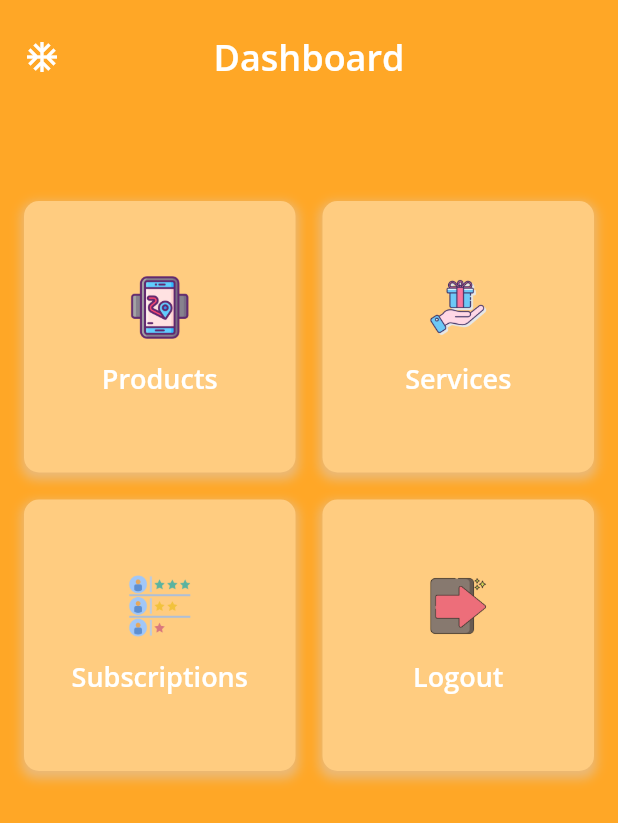
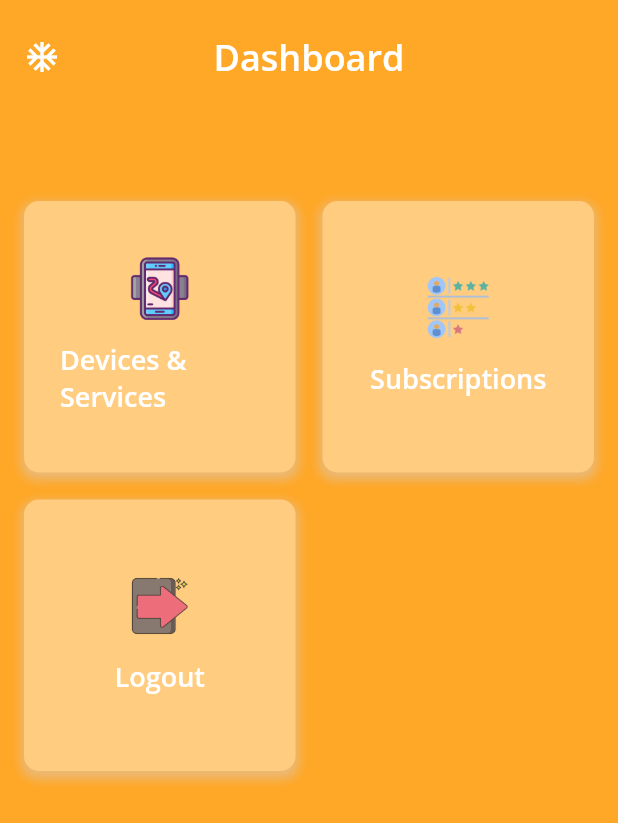
Before and after one commit to FlutterGardeo/flutter_client, a Flutter app: the UserPortal screen opened directly, on a phone screen of 412 x 824 dp. Shown: the top 823 px of the screen. Run offline on Flutter 3.47's test engine with Material 2 defaults, Android fonts, the phone set to English and light mode, and no system bars; our stand-ins replace dio, flutter_dotenv, google_fonts, shared_preferences; missing offline and left inert: flutter_appauth; accounts and stored records are empty; network calls fail.

Commit message:
feat: added devices and services redirection

```diff
--- a/lib/main.dart
+++ b/lib/main.dart
@@ -1,4 +1,5 @@
 import 'package:flutter/material.dart';
+import 'package:flutter_client/screens/devices_services_screen.dart';
 import 'package:provider/provider.dart';
 
 import 'package:flutter_client/services/auth_service.dart';
@@ -32,6 +33,7 @@ class KFoneClient extends StatelessWidget {
         initialRoute: '/',
         routes: {
           '/': (context) => LoginScreen(),
+          '/devices-and-services': (context) => DevicesAndServices(),
           '/user': (context) => Consumer<AuthProvider>(
                 builder: (context, auth, _) {
                   if (auth.isAuthenticated) {
--- a/lib/screens/admin_portal_screen.dart
+++ b/lib/screens/admin_portal_screen.dart
@@ -5,6 +5,8 @@ import 'package:flutter_client/models/option.dart';
 import 'package:flutter_client/widgets/dashboard.dart';
 import 'package:flutter_client/services/auth_service.dart';
 import 'package:provider/provider.dart';
+
+import 'devices_services_screen.dart';
 
 class AdminPortal extends StatefulWidget {
   @override
@@ -68,10 +70,10 @@ class _AdminPortalState extends State<AdminPortal> {
                       },
                     ),
                     Option(
-                      title: "Products",
+                      title: "Devices & Services",
                       img: "assets/products.png",
                       action: () {
-                        print("Inside Products");
+                        Navigator.pushNamed(context, DevicesAndServices.routeName);
                       },
                     ),
                     Option(
--- a/lib/views/splash.dart
+++ b/lib/screens/splash.dart
@@ -1,7 +1,5 @@
 import 'package:flutter/material.dart';
 import 'package:flutter_client/screens/initial_screen.dart';
-
-import 'auth_checker.dart';
 
 class Splash extends StatefulWidget {
   static const routeName = '/splash';
--- a/lib/screens/user_portal_screen.dart
+++ b/lib/screens/user_portal_screen.dart
@@ -5,6 +5,8 @@ import 'package:flutter_client/models/option.dart';
 import 'package:flutter_client/widgets/dashboard.dart';
 import 'package:flutter_client/services/auth_service.dart';
 import 'package:provider/provider.dart';
+
+import 'devices_services_screen.dart';
 
 class UserPortal extends StatefulWidget {
   @override
@@ -47,19 +49,19 @@ class _UserPortalState extends State<UserPortal> {
                 child: Dashboard(
                   optionList: [
                     Option(
-                      title: "Products",
+                      title: "Devices & Services",
                       img: "assets/products.png",
                       action: () {
-                        print("Inside Products");
+                        Navigator.pushNamed(context, DevicesAndServices.routeName);
                       },
                     ),
-                    Option(
-                      title: "Services",
-                      img: "assets/services.png",
-                      action: () {
-                        print("Inside Services");
-                      },
-                    ),
+                    // Option(
+                    //   title: "Services",
+                    //   img: "assets/services.png",
+                    //   action: () {
+                    //     print("Inside Services");
+                    //   },
+                    // ),
                     Option(
                       title: "Subscriptions",
                       img: "assets/subscriptions.png",
```
Also changed, not shown: lib/screens/devices_services_screen.dart (renamed from lib/views/dashboard.dart, +22 -10 lines).
